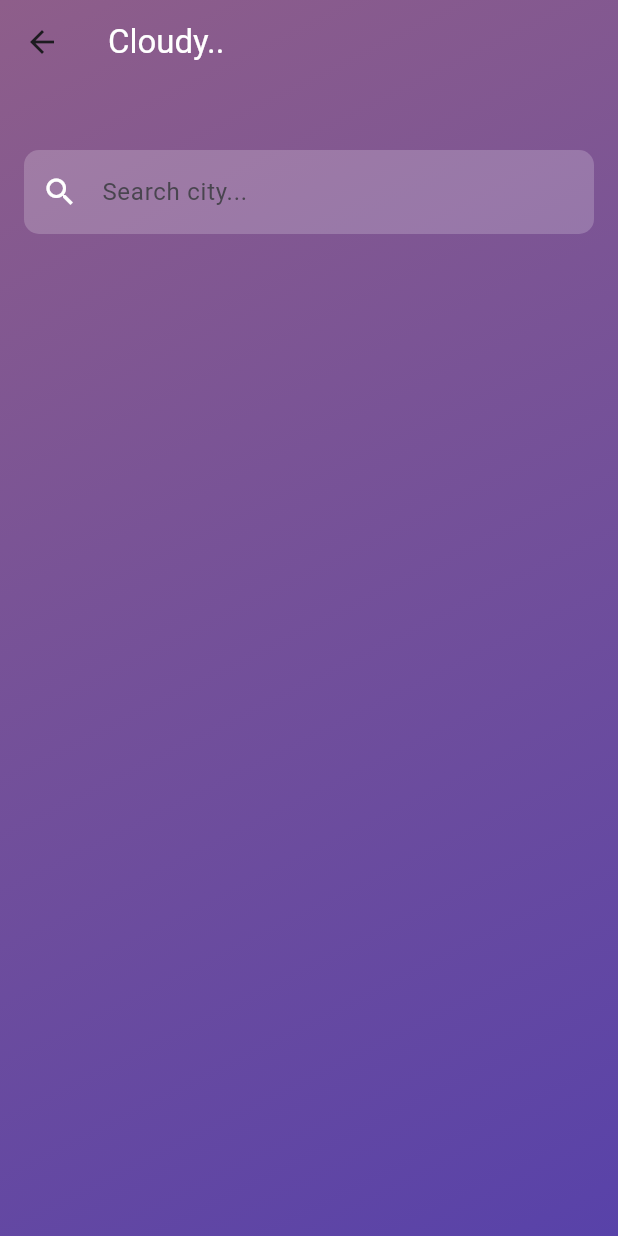
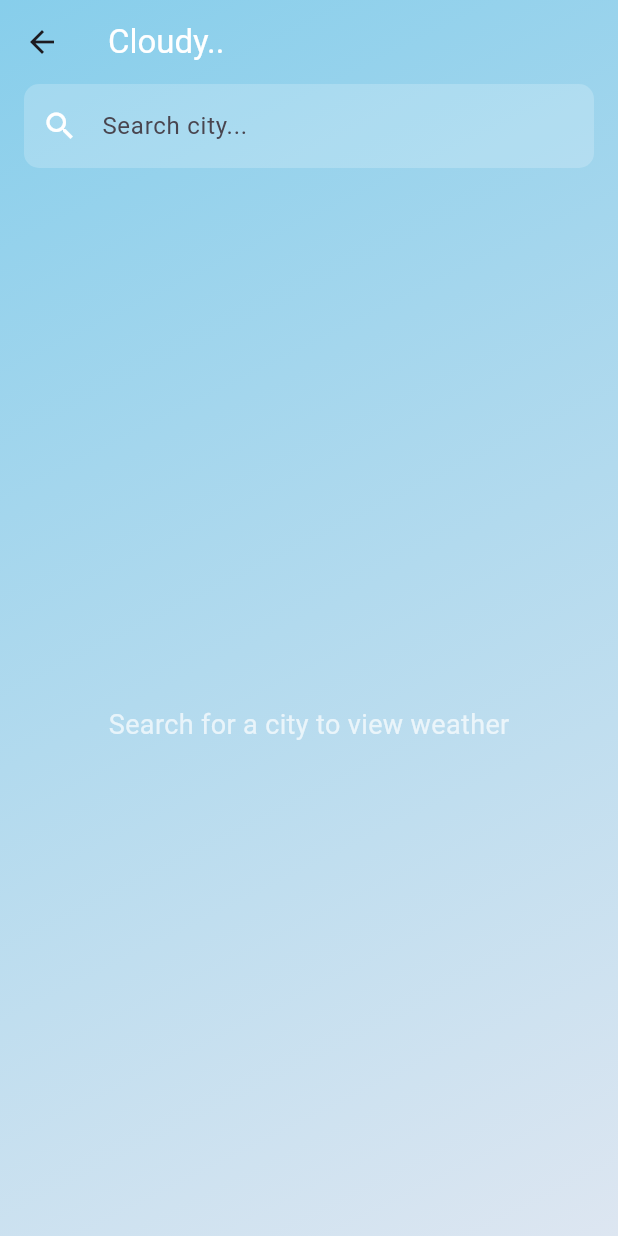
Before and after one commit to vishmithSuranjaya/Cloudy-Flutter-openweatherAPI, a Flutter app: the SearchBarWidget screen opened directly, on a phone screen of 412 x 824 dp. Run offline on Flutter 3.47's test engine with Material 3 defaults, Android fonts, the light colour scheme and no system bars; our stand-ins replace geocoding, geolocator, lottie.

Commit message:
background gradient colors chagened

```diff
--- a/lib/pages/search_bar.dart
+++ b/lib/pages/search_bar.dart
@@ -1,6 +1,7 @@
 import 'package:flutter/material.dart';
 import 'package:cloudy/models/weather_model.dart';
 import 'package:cloudy/services/weather_service.dart';
+import 'package:lottie/lottie.dart';
 
 void main() => runApp(const MaterialApp(home: SearchBarWidget()));
 
@@ -38,9 +39,83 @@ class _SearchBarWidgetState extends State<SearchBarWidget> {
     }
   }
 
+  // Get animation based on weather
+  String getWeatherAnimation(String? mainCondition) {
+    if (mainCondition == null) return 'assets/Sunny.json'; // Default to sunny
+
+    switch (mainCondition.toLowerCase()) {
+      case 'clouds':
+      case 'mist':
+      case 'smoke':
+      case 'haze':
+      case 'dust':
+      case 'fog':
+        return 'assets/Cloud.json';
+      case 'rain':
+      case 'drizzle':
+      case 'shower rain':
+        return 'assets/Raining.json';
+      case 'thunderstorm':
+        return 'assets/Thunder.json';
+      case 'clear':
+        return 'assets/Sunny.json';
+      default:
+        return 'assets/Sunny.json';
+    }
+  }
+
+  // Get clothing suggestions
+  List<String> getWeatherClothes(String? mainCondition) {
+    List<String> cloudClothes = [
+      'assets/cloud_clothes/hoddie.png',
+      'assets/cloud_clothes/light_jacket.png',
+      'assets/cloud_clothes/jeans.png',
+      'assets/cloud_clothes/boots.png',
+      'assets/cloud_clothes/umbrella.png',
+      'assets/cloud_clothes/frock.png'
+    ];
+
+    List<String> rainyClothes = [
+      'assets/rain_clothes/raincoat.png',
+      'assets/rain_clothes/umbrella.png',
+      'assets/rain_clothes/Water-resistant pants.png',
+      'assets/rain_clothes/hoddie.png',
+      'assets/rain_clothes/waterproof_jacket.png',
+      'assets/rain_clothes/boots.png',
+    ];
+
+    List<String> sunnyClothes = [
+      'assets/sunny_clothes/cap.png',
+      'assets/sunny_clothes/shorts.png',
+      'assets/sunny_clothes/slippers.png',
+      'assets/sunny_clothes/sunglasses.png',
+      'assets/sunny_clothes/tshirt.png',
+    ];
+
+    switch (mainCondition?.toLowerCase()) {
+      case 'clouds':
+      case 'mist':
+      case 'smoke':
+      case 'haze':
+      case 'dust':
+      case 'fog':
+        return cloudClothes;
+      case 'rain':
+      case 'drizzle':
+      case 'shower rain':
+      case 'thunderstorm':
+        return rainyClothes;
+      case 'clear':
+        return sunnyClothes;
+      default:
+        return sunnyClothes;
+    }
+  }
+
   @override
   Widget build(BuildContext context) {
     return Scaffold(
+      resizeToAvoidBottomInset: false, // Prevent shifting UI when keyboard appears
       appBar: AppBar(
         title: const Text(
           'Cloudy..',
@@ -51,25 +126,28 @@ class _SearchBarWidgetState extends State<SearchBarWidget> {
       ),
       extendBodyBehindAppBar: true,
       body: Container(
+        width: double.infinity,
+        height: double.infinity,
         decoration: const BoxDecoration(
           gradient: LinearGradient(
             colors: [
-              Color(0xff8E5E8A),
-              Color(0xff5842A9),
+              //Color(0xff8E5E8A),
+              Color(0xff87CEEB),
+              //Color(0xff5842A9),
+              Color(0xffDDE6F1)
             ],
             begin: Alignment.topLeft,
             end: Alignment.bottomRight,
           ),
         ),
-        child: Padding(
-          padding: const EdgeInsets.symmetric(horizontal: 16.0),
+        child: SafeArea(
           child: Column(
             crossAxisAlignment: CrossAxisAlignment.start,
             children: [
-              const SizedBox(height: 100),
-
               // Search Bar
-              TextField(
+              Padding(
+                padding: const EdgeInsets.symmetric(horizontal: 16.0),
+                child: TextField(
                   controller: _controller,
                   decoration: InputDecoration(
                     hintText: 'Search city...',
@@ -83,13 +161,14 @@ class _SearchBarWidgetState extends State<SearchBarWidget> {
                   ),
                   style: const TextStyle(color: Colors.white),
                   onSubmitted: (value) {
-                  _getWeather(value); // Fetch weather when user presses enter
+                    _getWeather(value);
                   },
+                ),
               ),
 
               const SizedBox(height: 20),
 
-              // Display Error Message (if any)
+              // Error message
               if (_errorMessage != null)
                 Center(
                   child: Text(
@@ -98,40 +177,77 @@ class _SearchBarWidgetState extends State<SearchBarWidget> {
                   ),
                 ),
 
-              // Display Weather Info
-              if (_weather != null) ...[
-                const SizedBox(height: 20),
-                Center(
+              const SizedBox(height: 10),
+
+              // Weather Display and Suggestions
+              Expanded(
+                child: Center(
+                  child: _weather == null
+                      ? const Text(
+                          "Search for a city to view weather",
+                          style: TextStyle(color: Colors.white70, fontSize: 18),
+                        )
+                      : SingleChildScrollView( // To avoid overflow when showing images
                           child: Column(
+                            mainAxisSize: MainAxisSize.min,
                             children: [
                               Text(
                                 _weather!.cityName,
                                 style: const TextStyle(
                                     color: Colors.white,
                                     fontSize: 28,
-                          fontWeight: FontWeight.bold,
+                                    fontWeight: FontWeight.bold),
                               ),
+                              Lottie.asset(
+                                getWeatherAnimation(_weather?.mainCondition),
+                                height: 200,
+                              ),
+                              Text(
+                                _weather!.mainCondition,
+                                style: const TextStyle(
+                                    color: Colors.amber,
+                                    fontSize: 22,
+                                    fontWeight: FontWeight.bold),
                               ),
                               Text(
                                 "${_weather!.temperature.round()}°C",
                                 style: const TextStyle(
                                     color: Colors.white,
                                     fontSize: 50,
-                          fontWeight: FontWeight.bold,
+                                    fontWeight: FontWeight.bold),
                               ),
+
+                              const SizedBox(height: 20),
+
+                              // Clothing Suggestions
+                              const Text(
+                                "Suggested Clothing:",
+                                style: TextStyle(
+                                    color: Colors.white, fontSize: 20),
                               ),
-                      Text(
-                        _weather!.mainCondition,
-                        style: const TextStyle(
-                          color: Colors.amber,
-                          fontSize: 22,
-                          fontWeight: FontWeight.bold,
+                              const SizedBox(height: 10),
+                              Wrap(
+                                alignment: WrapAlignment.center,
+                                spacing: 8.0,
+                                children: getWeatherClothes(
+                                        _weather?.mainCondition)
+                                    .map((imagePath) => Padding(
+                                          padding:
+                                              const EdgeInsets.only(top: 10.0),
+                                          child: Image.asset(
+                                            imagePath,
+                                            width: 50,
+                                            height: 50,
+                                            fit: BoxFit.cover,
                                           ),
+                                        ))
+                                    .toList(),
                               ),
                             ],
                           ),
                         ),
-              ],
+                ),
+              ),
             ],
           ),
         ),
```
Also changed, not shown: lib/pages/weather_page.dart (+6 -4 lines). Lines whose indentation alone changed are shown as unchanged.
